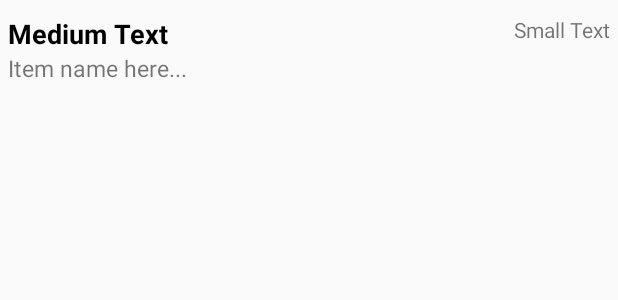
After one commit to ParkerKemp/SpinalcraftManager, an Android app: the layout item_application_list.xml on its own in the app's theme, with its tools: preview values and no code run, on a phone screen of 412 x 824 dp. The commit adds this screen. Shown: the top 300 px of the screen. Run offline under Robolectric (Android 15) with nearby library versions, the phone set to English and light mode, and no system bars.

Commit message:
Get and display list of applications

```diff
--- a/app/src/main/AndroidManifest.xml
+++ b/app/src/main/AndroidManifest.xml
@@ -20,6 +20,9 @@
                 <data android:scheme="spinal" />
             </intent-filter>
         </activity>
+        <activity
+            android:name="com.spinalcraft.manager.client.activity.ApplicationListActivity">
+        </activity>
         <activity android:name="com.spinalcraft.manager.client.activity.LoginActivity">
             <intent-filter>
                 <action android:name="android.intent.action.MAIN" />
--- a/app/src/main/java/com/spinalcraft/manager/client/DrawerClickListener.java
+++ b/app/src/main/java/com/spinalcraft/manager/client/DrawerClickListener.java
@@ -22,6 +22,9 @@ public class DrawerClickListener implements OnItemClickListener {
     public void onItemClick(AdapterView<?> parent, View view, int position, long id) {
         switch(position){
             case 0:
+                activity.openAppList();
+                break;
+            case 1:
                 activity.logout();
                 break;
         }
--- /dev/null
+++ b/app/src/main/res/layout/item_application_list.xml
@@ -0,0 +1,41 @@
+<?xml version="1.0" encoding="utf-8"?>
+<LinearLayout xmlns:android="http://schemas.android.com/apk/res/android"
+    android:orientation="vertical" android:layout_width="match_parent"
+    android:layout_height="match_parent"
+    android:id="@+id/applicationListItem"
+    android:paddingTop="10dp"
+    android:paddingBottom="10dp"
+    android:paddingRight="5dp"
+    android:paddingLeft="5dp">
+
+    <RelativeLayout
+        android:orientation="horizontal"
+        android:layout_width="match_parent"
+        android:layout_height="wrap_content">
+
+        <TextView
+            android:layout_width="wrap_content"
+            android:layout_height="wrap_content"
+            android:textAppearance="?android:attr/textAppearanceMedium"
+            android:text="Medium Text"
+            android:id="@+id/username"
+            android:textStyle="bold"
+            android:textColor="#000000" />
+
+        <TextView
+            android:layout_width="wrap_content"
+            android:layout_height="wrap_content"
+            android:textAppearance="?android:attr/textAppearanceSmall"
+            android:text="Small Text"
+            android:id="@+id/date"
+            android:layout_alignParentRight="true" />
+    </RelativeLayout>
+
+    <TextView
+        android:id="@+id/country"
+        android:layout_width="match_parent"
+        android:layout_height="wrap_content"
+        android:text="Item name here..."
+        android:textSize="15sp" />
+
+</LinearLayout>
```
Also changed, not shown: app/build.gradle (+4 -4 lines), app/src/main/java/com/spinalcraft/manager/client/Application.java (added, +12 -0 lines), app/src/main/java/com/spinalcraft/manager/client/activity/ApplicationListActivity.java (added, +62 -0 lines), app/src/main/java/com/spinalcraft/manager/client/activity/MainActivity.java (+7 -2 lines), app/src/main/java/com/spinalcraft/manager/client/adapter/ApplicationListAdapter.java (added, +55 -0 lines), app/src/main/java/com/spinalcraft/manager/client/task/ApplicationListTask.java (added, +78 -0 lines), app/src/main/java/com/spinalcraft/manager/client/util/FileIO.java (+5 -4 lines), app/src/main/res/layout/activity_application_list.xml (added, +13 -0 lines), app/libs/EasyCrypt.jar, app/src/main/res/layout/item_drawer_list.xml (renamed from app/src/main/res/layout/drawer_list_item.xml), 1 other file.
